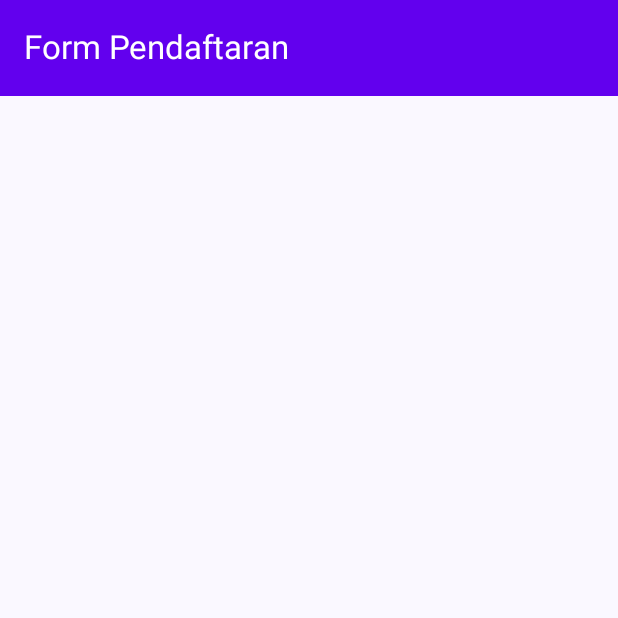
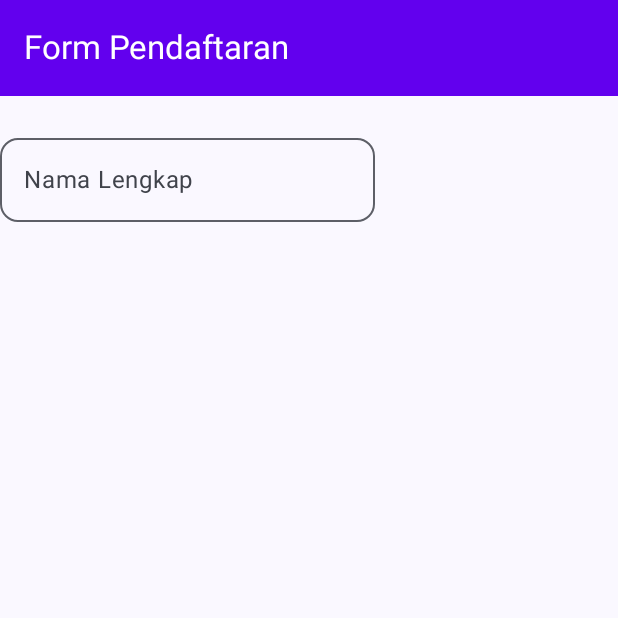
Before and after one commit to Fajri135/MyArsitektur, an Android app built with Jetpack Compose: the composable FormSiswa called with empty values, on a phone screen of 412 x 824 dp, the top half of it. Run offline under Robolectric (Android 15) with nearby library versions, the phone set to English and light mode, and no system bars.

Commit message:
Tambah input nama

```diff
--- a/app/src/main/java/com/example/myarsitektur/view/FormSiswa.kt
+++ b/app/src/main/java/com/example/myarsitektur/view/FormSiswa.kt
@@ -54,5 +54,19 @@ fun FormSiswa(
             )
         }
     ) { isiRuang ->
+        Column(
+            modifier = Modifier.padding(isiRuang),
+            verticalArrangement = Arrangement.SpaceBetween,
+            horizontalAlignment = Alignment.CenterHorizontally
+        ) {
+            OutlinedTextField(
+                value = txtNama,
+                singleLine = true,
+                shape = MaterialTheme.shapes.medium,
+                modifier = Modifier.width(250.dp).padding(top = 20.dp),
+                label = { Text(text = "Nama Lengkap") },
+                onValueChange = { txtNama = it }
+            )
+        }
     }
 }
```
